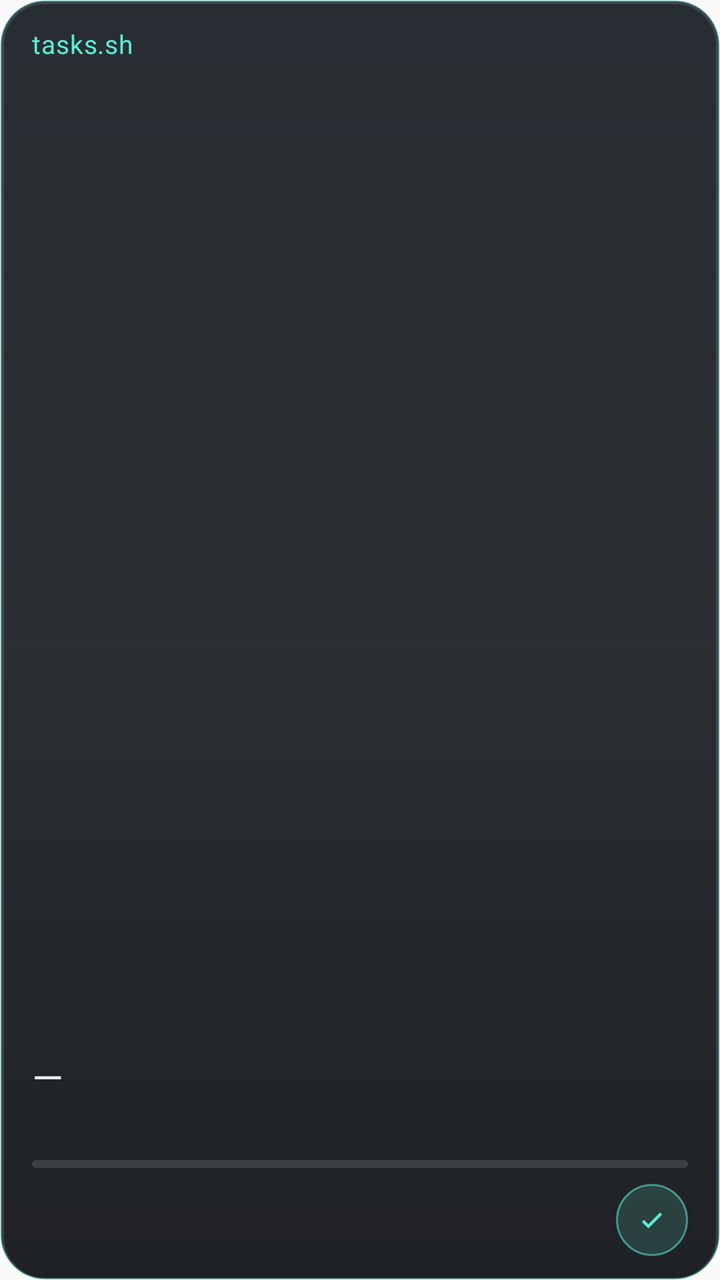
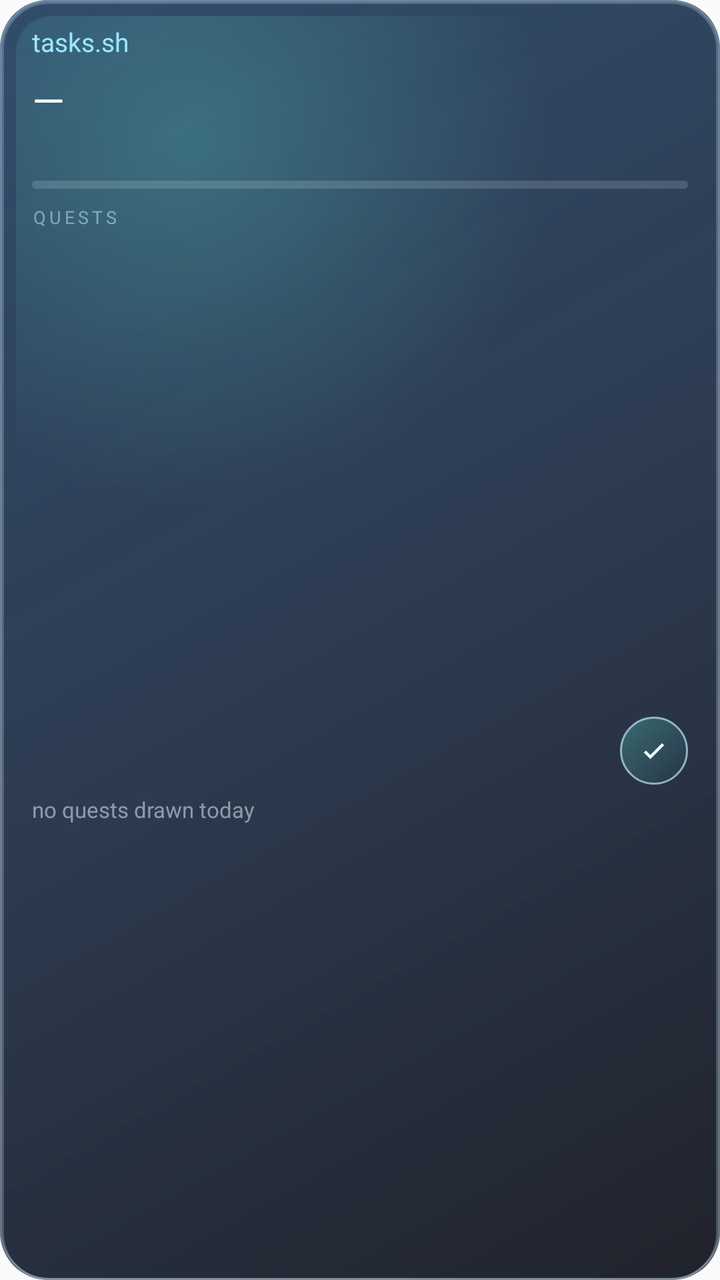

The first picture is an Android layout as it rendered before a commit; the second is the same layout after the commit. The layout source and the unified diff follow.
<!-- AndroidManifest.xml: application theme AppTheme -->
<!-- res/layout/widget_routine.xml -->
<?xml version="1.0" encoding="utf-8"?>
<LinearLayout xmlns:android="http://schemas.android.com/apk/res/android"
    android:id="@+id/widget_root"
    android:layout_width="match_parent"
    android:layout_height="match_parent"
    android:orientation="vertical"
    android:background="@drawable/widget_bg"
    android:paddingStart="16dp"
    android:paddingEnd="16dp"
    android:paddingTop="13dp"
    android:paddingBottom="12dp">

    <LinearLayout
        android:layout_width="match_parent"
        android:layout_height="wrap_content"
        android:orientation="horizontal"
        android:baselineAligned="true">

        <TextView
            android:id="@+id/widget_headline"
            android:layout_width="0dp"
            android:layout_height="wrap_content"
            android:layout_weight="1"
            android:textSize="13sp"
            android:letterSpacing="0.02"
            android:maxLines="1"
            android:ellipsize="end"
            android:textColor="#FF5EEAD4"
            android:text="tasks.sh" />

        <TextView
            android:id="@+id/widget_count"
            android:layout_width="wrap_content"
            android:layout_height="wrap_content"
            android:textSize="11sp"
            android:maxLines="1"
            android:textColor="#99A1B0AD"
            android:text="" />
    </LinearLayout>

    <TextView
        android:id="@+id/widget_label"
        android:layout_width="match_parent"
        android:layout_height="0dp"
        android:layout_weight="1"
        android:textSize="20sp"
        android:maxLines="2"
        android:ellipsize="end"
        android:gravity="bottom"
        android:paddingTop="4dp"
        android:textColor="#FFE8EDEB"
        android:text="—" />

    <TextView
        android:id="@+id/widget_sub"
        android:layout_width="match_parent"
        android:layout_height="wrap_content"
        android:textSize="12sp"
        android:maxLines="1"
        android:ellipsize="end"
        android:paddingTop="3dp"
        android:textColor="#B3C9D2CE"
        android:text="" />

    <ProgressBar
        android:id="@+id/widget_progress"
        style="@android:style/Widget.Material.ProgressBar.Horizontal"
        android:layout_width="match_parent"
        android:layout_height="4dp"
        android:layout_marginTop="9dp"
        android:max="100"
        android:progress="0"
        android:progressDrawable="@drawable/widget_bar" />

    <LinearLayout
        android:layout_width="match_parent"
        android:layout_height="wrap_content"
        android:orientation="horizontal"
        android:gravity="end"
        android:layout_marginTop="8dp">

        <ImageView
            android:id="@+id/widget_tick"
            android:layout_width="36dp"
            android:layout_height="36dp"
            android:padding="9dp"
            android:background="@drawable/widget_tick_bg"
            android:contentDescription="mark this routine done"
            android:src="@drawable/widget_check" />
    </LinearLayout>
</LinearLayout>
<!-- resources referenced by this layout -->
<resources>
  <!-- drawable widget_bar (drawable) -->
  <?xml version="1.0" encoding="utf-8"?>
  <layer-list xmlns:android="http://schemas.android.com/apk/res/android">
      <item android:id="@android:id/background">
          <shape android:shape="rectangle">
              <solid android:color="#1FFFFFFF" />
              <corners android:radius="2dp" />
          </shape>
      </item>
      <item android:id="@android:id/progress">
          <clip>
              <shape android:shape="rectangle">
                  <solid android:color="#FF5EEAD4" />
                  <corners android:radius="2dp" />
              </shape>
          </clip>
      </item>
  </layer-list>
  <!-- drawable widget_bg (drawable) -->
  <?xml version="1.0" encoding="utf-8"?>
  <layer-list xmlns:android="http://schemas.android.com/apk/res/android">
      <item>
          <shape android:shape="rectangle">
              <gradient
                  android:angle="270"
                  android:startColor="#E610171C"
                  android:centerColor="#DE0B0F13"
                  android:endColor="#E6070A0D" />
              <stroke
                  android:width="1dp"
                  android:color="#4D5EEAD4" />
              <corners android:radius="22dp" />
          </shape>
      </item>
      <item
          android:left="1dp"
          android:right="1dp"
          android:top="1dp">
          <shape android:shape="rectangle">
              <stroke
                  android:width="1dp"
                  android:color="#1FFFFFFF" />
              <corners android:radius="21dp" />
          </shape>
      </item>
  </layer-list>
  <!-- drawable widget_check (drawable) -->
  <?xml version="1.0" encoding="utf-8"?>
  <vector xmlns:android="http://schemas.android.com/apk/res/android"
      android:width="24dp"
      android:height="24dp"
      android:viewportWidth="24"
      android:viewportHeight="24">
      <path
          android:fillColor="#FF5EEAD4"
          android:pathData="M9.55,17.6l-4.3,-4.3l1.4,-1.4l2.9,2.9l7.8,-7.8l1.4,1.4z" />
  </vector>
  <!-- drawable widget_tick_bg (drawable) -->
  <?xml version="1.0" encoding="utf-8"?>
  <shape xmlns:android="http://schemas.android.com/apk/res/android"
      android:shape="oval">
      <solid android:color="#265EEAD4" />
      <stroke
          android:width="1dp"
          android:color="#8C5EEAD4" />
  </shape>
  <style name="AppTheme" parent="Theme.AppCompat.Light.DarkActionBar">
          
          <item name="colorPrimary">@color/colorPrimary</item>
          <item name="colorPrimaryDark">@color/colorPrimaryDark</item>
          <item name="colorAccent">@color/colorAccent</item>
      </style>
</resources>

<!-- the commit's change to res/layout/widget_routine.xml (unified diff, before → after) -->
@@ -7,9 +7,10 @@
     android:background="@drawable/widget_bg"
     android:paddingStart="16dp"
     android:paddingEnd="16dp"
-    android:paddingTop="13dp"
-    android:paddingBottom="12dp">
+    android:paddingTop="12dp"
+    android:paddingBottom="10dp">
 
+    
     <LinearLayout
         android:layout_width="match_parent"
         android:layout_height="wrap_content"
@@ -22,10 +23,9 @@
             android:layout_height="wrap_content"
             android:layout_weight="1"
             android:textSize="13sp"
-            android:letterSpacing="0.02"
             android:maxLines="1"
             android:ellipsize="end"
-            android:textColor="#FF5EEAD4"
+            android:textColor="#FF9BE7FF"
             android:text="tasks.sh" />
 
         <TextView
@@ -34,58 +34,96 @@
             android:layout_height="wrap_content"
             android:textSize="11sp"
             android:maxLines="1"
-            android:textColor="#99A1B0AD"
+            android:textColor="#99CFE8F5"
             android:text="" />
     </LinearLayout>
 
-    <TextView
-        android:id="@+id/widget_label"
-        android:layout_width="match_parent"
-        android:layout_height="0dp"
-        android:layout_weight="1"
-        android:textSize="20sp"
-        android:maxLines="2"
-        android:ellipsize="end"
-        android:gravity="bottom"
-        android:paddingTop="4dp"
-        android:textColor="#FFE8EDEB"
-        android:text="—" />
-
-    <TextView
-        android:id="@+id/widget_sub"
+    
+    <LinearLayout
         android:layout_width="match_parent"
         android:layout_height="wrap_content"
-        android:textSize="12sp"
-        android:maxLines="1"
-        android:ellipsize="end"
-        android:paddingTop="3dp"
-        android:textColor="#B3C9D2CE"
-        android:text="" />
+        android:orientation="vertical"
+        android:paddingTop="6dp">
+
+        <TextView
+            android:id="@+id/widget_label"
+            android:layout_width="match_parent"
+            android:layout_height="wrap_content"
+            android:textSize="21sp"
+            android:maxLines="2"
+            android:ellipsize="end"
+            android:textColor="#FFF2FAFF"
+            android:text="—" />
+
+        <TextView
+            android:id="@+id/widget_sub"
+            android:layout_width="match_parent"
+            android:layout_height="wrap_content"
+            android:textSize="12sp"
+            android:maxLines="1"
+            android:ellipsize="end"
+            android:paddingTop="2dp"
+            android:textColor="#B3C8DCE8"
+            android:text="" />
+    </LinearLayout>
 
     <ProgressBar
         android:id="@+id/widget_progress"
         style="@android:style/Widget.Material.ProgressBar.Horizontal"
         android:layout_width="match_parent"
         android:layout_height="4dp"
-        android:layout_marginTop="9dp"
+        android:layout_marginTop="8dp"
         android:max="100"
         android:progress="0"
         android:progressDrawable="@drawable/widget_bar" />
+
+    
+    <TextView
+        android:id="@+id/widget_quest_head"
+        android:layout_width="match_parent"
+        android:layout_height="wrap_content"
+        android:layout_marginTop="8dp"
+        android:textSize="9sp"
+        android:letterSpacing="0.18"
+        android:maxLines="1"
+        android:textColor="#8ABFE4FF"
+        android:text="QUESTS" />
+
+    <ListView
+        android:id="@+id/widget_quests"
+        android:layout_width="match_parent"
+        android:layout_height="0dp"
+        android:layout_weight="1"
+        android:layout_marginTop="5dp"
+        android:divider="@null"
+        android:dividerHeight="0dp"
+        android:scrollbars="none" />
 
     <LinearLayout
         android:layout_width="match_parent"
         android:layout_height="wrap_content"
         android:orientation="horizontal"
         android:gravity="end"
-        android:layout_marginTop="8dp">
+        android:layout_marginTop="6dp">
 
         <ImageView
             android:id="@+id/widget_tick"
-            android:layout_width="36dp"
-            android:layout_height="36dp"
-            android:padding="9dp"
+            android:layout_width="34dp"
+            android:layout_height="34dp"
+            android:padding="8dp"
             android:background="@drawable/widget_tick_bg"
             android:contentDescription="mark this routine done"
             android:src="@drawable/widget_check" />
     </LinearLayout>
+
+    <TextView
+        android:id="@+id/widget_quests_empty"
+        android:layout_width="match_parent"
+        android:layout_height="0dp"
+        android:layout_weight="1"
+        android:layout_marginTop="5dp"
+        android:textSize="11sp"
+        android:maxLines="2"
+        android:textColor="#99C8DCE8"
+        android:text="no quests drawn today" />
 </LinearLayout>
<!-- resource entries referenced after the edit -->
@@ -5,14 +5,18 @@
   <layer-list xmlns:android="http://schemas.android.com/apk/res/android">
       <item android:id="@android:id/background">
           <shape android:shape="rectangle">
-              <solid android:color="#1FFFFFFF" />
+              <solid android:color="#26FFFFFF" />
               <corners android:radius="2dp" />
           </shape>
       </item>
       <item android:id="@android:id/progress">
           <clip>
               <shape android:shape="rectangle">
-                  <solid android:color="#FF5EEAD4" />
+                  <gradient
+                      android:type="linear"
+                      android:angle="0"
+                      android:startColor="#FF5EEAD4"
+                      android:endColor="#FF8FD8FF" />
                   <corners android:radius="2dp" />
               </shape>
           </clip>
@@ -21,19 +25,31 @@
   <!-- drawable widget_bg (drawable) -->
   <?xml version="1.0" encoding="utf-8"?>
   <layer-list xmlns:android="http://schemas.android.com/apk/res/android">
+  
+      
       <item>
           <shape android:shape="rectangle">
               <gradient
-                  android:angle="270"
-                  android:startColor="#E610171C"
-                  android:centerColor="#DE0B0F13"
-                  android:endColor="#E6070A0D" />
+                  android:type="linear"
+                  android:angle="315"
+                  android:startColor="#E61B3A5C"
+                  android:centerColor="#E0102038"
+                  android:endColor="#E6080B14" />
+              <corners android:radius="24dp" />
+          </shape>
+      </item>
+  
+      
+      <item>
+          <shape android:shape="rectangle">
               <stroke
                   android:width="1dp"
-                  android:color="#4D5EEAD4" />
-              <corners android:radius="22dp" />
+                  android:color="#66BFE4FF" />
+              <corners android:radius="24dp" />
           </shape>
       </item>
+  
+      
       <item
           android:left="1dp"
           android:right="1dp"
@@ -41,8 +57,26 @@
           <shape android:shape="rectangle">
               <stroke
                   android:width="1dp"
-                  android:color="#1FFFFFFF" />
-              <corners android:radius="21dp" />
+                  android:color="#33FFFFFF" />
+              <corners android:radius="23dp" />
+          </shape>
+      </item>
+  
+      
+      <item
+          android:left="8dp"
+          android:right="8dp"
+          android:top="8dp"
+          android:bottom="8dp">
+          <shape android:shape="rectangle">
+              <gradient
+                  android:type="radial"
+                  android:gradientRadius="180dp"
+                  android:centerX="0.25"
+                  android:centerY="0.1"
+                  android:startColor="#3D5EEAD4"
+                  android:endColor="#001B3A5C" />
+              <corners android:radius="18dp" />
           </shape>
       </item>
   </layer-list>
@@ -54,17 +88,21 @@
       android:viewportWidth="24"
       android:viewportHeight="24">
       <path
-          android:fillColor="#FF5EEAD4"
+          android:fillColor="#FFEAFBFF"
           android:pathData="M9.55,17.6l-4.3,-4.3l1.4,-1.4l2.9,2.9l7.8,-7.8l1.4,1.4z" />
   </vector>
   <!-- drawable widget_tick_bg (drawable) -->
   <?xml version="1.0" encoding="utf-8"?>
   <shape xmlns:android="http://schemas.android.com/apk/res/android"
       android:shape="oval">
-      <solid android:color="#265EEAD4" />
+      <gradient
+          android:type="linear"
+          android:angle="315"
+          android:startColor="#4D5EEAD4"
+          android:endColor="#1A1B3A5C" />
       <stroke
           android:width="1dp"
-          android:color="#8C5EEAD4" />
+          android:color="#B3BFE4FF" />
   </shape>
   <style name="AppTheme" parent="Theme.AppCompat.Light.DarkActionBar">
           
